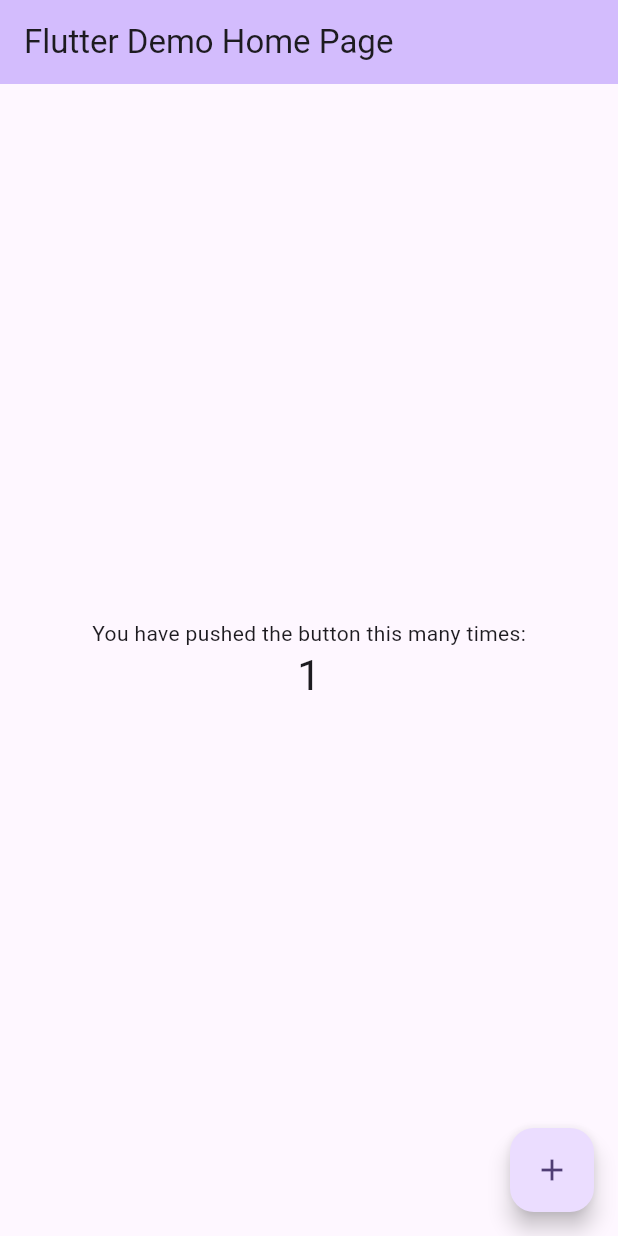
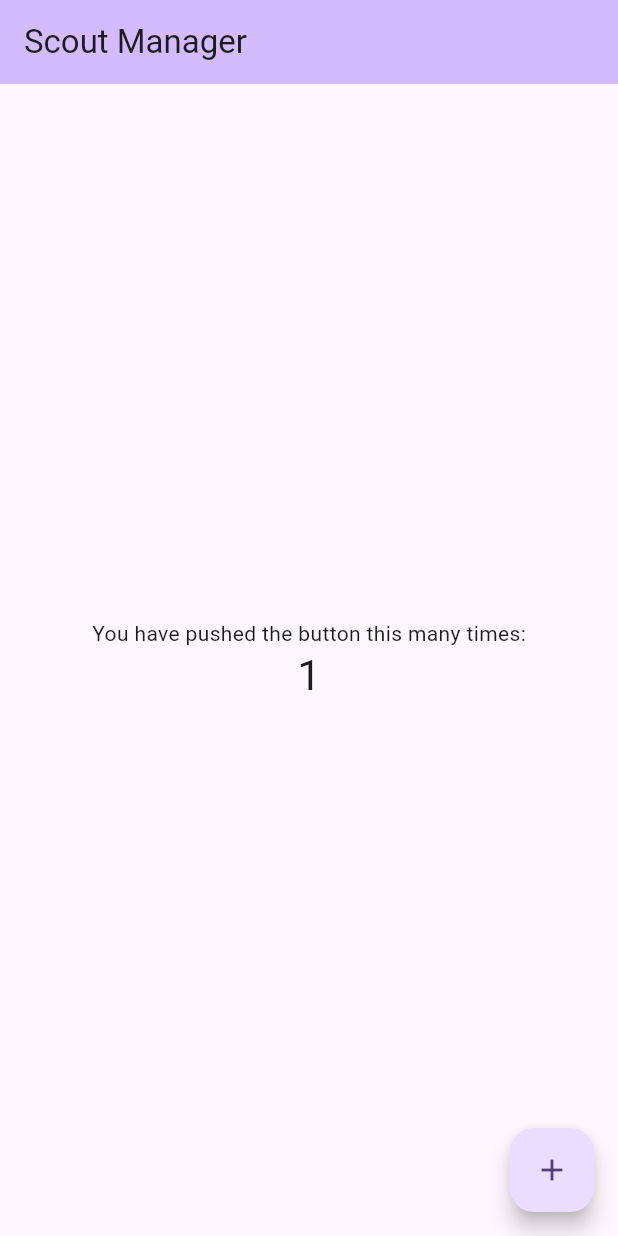
Before and after one commit to Gerseneck/ScoutManager, a Flutter app: the screen it shows after launch, after a tap on the "add" icon, on a phone screen of 412 x 824 dp. Run offline on Flutter 3.47's test engine with Material 3 defaults, Android fonts, the phone set to English and light mode, and no system bars.

Commit message:
feat: refactor + titlebar name change

```diff
--- a/lib/main.dart
+++ b/lib/main.dart
@@ -1,17 +1,17 @@
 import 'package:flutter/material.dart';
 
 void main() {
-  runApp(const MyApp());
+  runApp(const ScoutManager());
 }
 
-class MyApp extends StatelessWidget {
-  const MyApp({super.key});
+class ScoutManager extends StatelessWidget {
+  const ScoutManager({super.key});
 
   // This widget is the root of your application.
   @override
   Widget build(BuildContext context) {
     return MaterialApp(
-      title: 'Flutter Demo',
+      title: 'Scout Manager',
       theme: ThemeData(
         // This is the theme of your application.
         //
@@ -31,13 +31,14 @@ class MyApp extends StatelessWidget {
         colorScheme: ColorScheme.fromSeed(seedColor: Colors.deepPurple),
         useMaterial3: true,
       ),
-      home: const MyHomePage(title: 'Flutter Demo Home Page'),
+      debugShowCheckedModeBanner: false,
+      home: const HomePage(title: 'Scout Manager'),
     );
   }
 }
 
-class MyHomePage extends StatefulWidget {
-  const MyHomePage({super.key, required this.title});
+class HomePage extends StatefulWidget {
+  const HomePage({super.key, required this.title});
 
   // This widget is the home page of your application. It is stateful, meaning
   // that it has a State object (defined below) that contains fields that affect
@@ -51,10 +52,10 @@ class MyHomePage extends StatefulWidget {
   final String title;
 
   @override
-  State<MyHomePage> createState() => _MyHomePageState();
+  State<HomePage> createState() => _HomePageState();
 }
 
-class _MyHomePageState extends State<MyHomePage> {
+class _HomePageState extends State<HomePage> {
   int _counter = 0;
 
   void _incrementCounter() {
```
Also changed, not shown: 6 other files.
